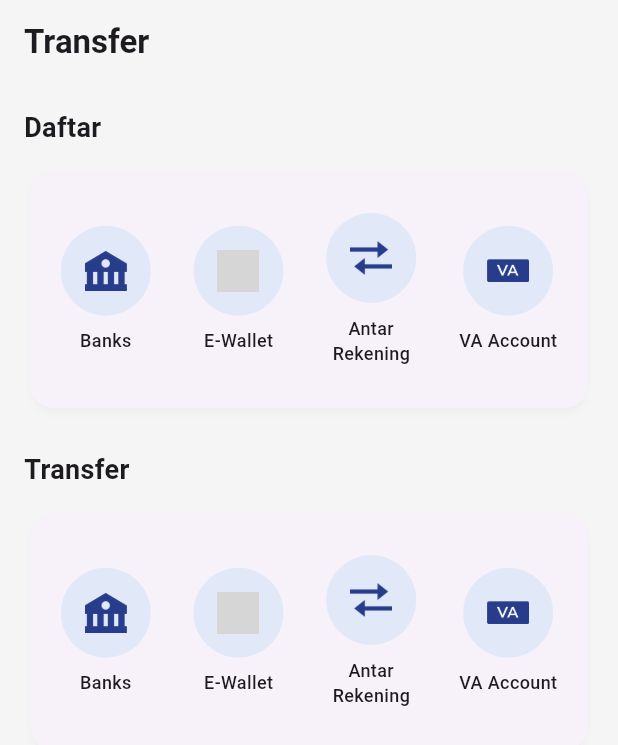
After one commit to ToastF/VaultBank, a Flutter app: the TransferHomePage screen opened directly, on a phone screen of 412 x 824 dp. The commit adds this screen. Shown: the top 745 px of the screen. Run offline on Flutter 3.47's test engine with Material 3 defaults, Android fonts, the phone set to English and light mode, and no system bars; our stand-ins replace cloud_firestore, equatable, firebase_auth, firebase_core, flutter_bloc, isar; accounts and stored records are empty; generated files the repository leaves out were written again; grey boxes are pictures that could not be loaded.

Commit message:
Basic UI For Transfers, added the navigation from home to the transfer page. Added few assets in assets/action_button folder fro action_button_widget.dart

```diff
--- a/lib/features/transfer/logic/transfer_cubit.dart
+++ b/lib/features/transfer/logic/transfer_cubit.dart
@@ -2,20 +2,20 @@ import 'package:flutter_bloc/flutter_bloc.dart';
 import 'package:vaultbank/features/transfer/data/models/recipient_model.dart';
 import 'package:vaultbank/features/transfer/data/repositories/transfer_repository.dart';
 import 'package:vaultbank/features/transfer/logic/transfer_state.dart';
-import 'package:vaultbank/features/user/data/repositories/user_repository_impl.dart';
+import 'package:vaultbank/features/user/domain/repositories/user_repository.dart';
 import 'package:vaultbank/features/user/ui/cubit/user_cubit.dart';
 
 class TransferCubit extends Cubit<TransferState>{
   final TransferRepository _transferRepository;
-  final UserRepositoryImpl _userRepositoryImpl;
+  final UserRepository _userRepository;
   final UserCubit _userCubit;
 
   TransferCubit({
     required TransferRepository transferRepository,
-    required UserRepositoryImpl userRepositoryImpl,
+    required UserRepository userRepository,
     required UserCubit userCubit,
   }) : _transferRepository = transferRepository,
-       _userRepositoryImpl = userRepositoryImpl,
+       _userRepository = userRepository,
        _userCubit = userCubit,
        super(TransferInitial());
 
@@ -54,7 +54,7 @@ class TransferCubit extends Cubit<TransferState>{
       if (userState is UserLoaded){
         // b. Cek apakah pin benar atau salah
         // Di sini saya manfaatkan verifyPin yang sudah ada
-        final bool isPinCorrect = await _userRepositoryImpl.verifyPin(userState.user.uid, pin);
+        final bool isPinCorrect = await _userRepository.verifyPin(userState.user.uid, pin);
         if (!isPinCorrect){
           emit(TransferFailed('PIN Anda Salah!'));
           return;
--- /dev/null
+++ b/lib/features/transfer/ui/pages/transfer_home_page.dart
@@ -0,0 +1,111 @@
+import 'package:flutter/material.dart';
+import '../widgets/action_button_widget.dart';
+
+class TransferHomePage extends StatelessWidget {
+  const TransferHomePage({super.key});
+
+  @override
+  Widget build(BuildContext context) {
+    return Scaffold(
+      backgroundColor: Colors.grey[100],
+      appBar: AppBar(
+        // Untuk menghilangkan tombol back
+        automaticallyImplyLeading: false,
+        title: const Text('Transfer', style: TextStyle(fontWeight: FontWeight.bold)),
+        backgroundColor: Colors.grey[100],
+        elevation: 0,
+      ),
+
+      // Disini transfer_home_page punya dua bagian utama
+      body: SingleChildScrollView(
+        child: Padding(
+          padding: const EdgeInsets.all(16.0),
+          child: Column(
+            crossAxisAlignment: CrossAxisAlignment.start,
+            children: [
+              // 1. Bagian Daftar
+              const Text('Daftar', style: TextStyle(fontSize: 18, fontWeight: FontWeight.bold)),
+              const SizedBox(height: 12),
+              Card(
+                elevation: 2,
+                shadowColor: Colors.black12,
+                shape: RoundedRectangleBorder(borderRadius: BorderRadius.circular(16)),
+                child: Padding(
+                  padding: const EdgeInsets.symmetric(vertical: 20.0),
+                  child: Row(
+                    mainAxisAlignment: MainAxisAlignment.spaceEvenly,
+                    children: [
+                      ActionButtonWidget(
+                         // Contoh menggunakan gambar dari aset
+                        imagePath: 'assets/images/action_button/antar_bank.png',
+                        label: 'Banks',
+                        onTap: () { /* TODO: Navigasi */ },
+                      ),
+                      ActionButtonWidget(
+                        // TODO: Tambahin asset e_wallet dari Andrew
+                        imagePath: 'assets/images/action_button/e_wallet.png',
+                        label: 'E-Wallet',
+                        onTap: () { /* TODO: Navigasi */ },
+                      ),
+                      ActionButtonWidget(
+                        imagePath: 'assets/images/action_button/antar_rekening.png',
+                        label: 'Antar\nRekening',
+                        onTap: () { /* TODO: Navigasi */ },
+                      ),
+                       ActionButtonWidget(
+                        imagePath: 'assets/images/action_button/virtual_account.png',
+                        label: 'VA Account',
+                        onTap: () { /* TODO: Navigasi */ },
+                      ),
+                    ],
+                  ),
+                ),
+              ),
+
+              const SizedBox(height: 24),
+
+              // 2. Bagian Transfer
+              const Text('Transfer', style: TextStyle(fontSize: 18, fontWeight: FontWeight.bold)),
+              const SizedBox(height: 12),
+              Card(
+                elevation: 2,
+                shadowColor: Colors.black12,
+                shape: RoundedRectangleBorder(borderRadius: BorderRadius.circular(16)),
+                child: Padding(
+                  padding: const EdgeInsets.symmetric(vertical: 20.0),
+                  child: Row(
+                    mainAxisAlignment: MainAxisAlignment.spaceEvenly,
+                    children: [
+                      ActionButtonWidget(
+                         // Contoh menggunakan gambar dari aset
+                        imagePath: 'assets/images/action_button/antar_bank.png',
+                        label: 'Banks',
+                        onTap: () { /* TODO: Navigasi */ },
+                      ),
+                      ActionButtonWidget(
+                        // TODO: Tambahin asset e_wallet dari Andrew
+                        imagePath: 'assets/images/action_button/e_wallet.png',
+                        label: 'E-Wallet',
+                        onTap: () { /* TODO: Navigasi */ },
+                      ),
+                      ActionButtonWidget(
+                        imagePath: 'assets/images/action_button/antar_rekening.png',
+                        label: 'Antar\nRekening',
+                        onTap: () { /* TODO: Navigasi */ },
+                      ),
+                       ActionButtonWidget(
+                        imagePath: 'assets/images/action_button/virtual_account.png',
+                        label: 'VA Account',
+                        onTap: () { /* TODO: Navigasi */ },
+                      ),
+                    ],
+                  ),
+                ),
+              ),
+            ],
+          ),
+        ),
+      ),
+    );
+  }
+}
--- /dev/null
+++ b/lib/features/transfer/ui/widgets/action_button_widget.dart
@@ -0,0 +1,57 @@
+import 'package:flutter/material.dart';
+
+class ActionButtonWidget extends StatelessWidget {
+  final IconData? icon;
+  final String? imagePath;
+  final String label;
+  final VoidCallback onTap;
+
+  const ActionButtonWidget({
+    super.key,
+    this.icon,
+    this.imagePath,
+    required this.label,
+    required this.onTap,
+  }) : assert(icon != null || imagePath != null, 'Either icon or imagePath must be provided.');
+
+  @override
+  Widget build(BuildContext context) {
+    return InkWell(
+      onTap: onTap,
+      borderRadius: BorderRadius.circular(12),
+      child: Padding(
+        padding: const EdgeInsets.all(8.0),
+        child: Column(
+          mainAxisSize: MainAxisSize.min,
+          children: [
+            Container(
+              padding: const EdgeInsets.all(16),
+              decoration: BoxDecoration(
+                color: Colors.blue.withOpacity(0.1),
+                shape: BoxShape.circle,
+              ),
+              // Logika untuk menampilkan gambar dari aset atau ikon
+              child: imagePath != null
+                  ? Image.asset(
+                      imagePath!,
+                      width: 28,
+                      height: 28,
+                    )
+                  : Icon(
+                      icon!,
+                      color: Colors.blue[700],
+                      size: 28
+                    ),
+            ),
+            const SizedBox(height: 8),
+            Text(
+              label,
+              textAlign: TextAlign.center,
+              style: const TextStyle(fontSize: 12, fontWeight: FontWeight.w500),
+            ),
+          ],
+        ),
+      ),
+    );
+  }
+}
--- a/lib/main.dart
+++ b/lib/main.dart
@@ -6,6 +6,7 @@ import 'package:cloud_firestore/cloud_firestore.dart';
 import 'package:vaultbank/features/auth/ui/page/welcome_screen.dart';
 import 'package:vaultbank/features/home/ui/page/home_screen.dart';
 import 'package:vaultbank/features/home/ui/page/profile.dart';
+import 'package:vaultbank/features/transfer/ui/pages/transfer_home_page.dart';
 import './data/local_storage.dart';
 import 'features/auth/data/repositories/auth_repository_impl.dart';
 import 'features/user/data/repositories/user_repository_impl.dart';
@@ -13,6 +14,8 @@ import './features/auth/ui/cubit/auth_cubit.dart';
 import './core/util/navi_util.dart';
 import 'features/auth/service/register_user.dart';
 import './features/user/ui/cubit/user_cubit.dart';
+import 'package:vaultbank/features/transfer/data/repositories/transfer_repository.dart';
+import 'package:vaultbank/features/transfer/logic/transfer_cubit.dart';
 
 void main() async {
   // Initialize Firebase and Isar
@@ -23,7 +26,7 @@ void main() async {
   final authRepo = AuthRepositoryImpl(FirebaseAuth.instance);
   final userRepo = UserRepositoryImpl(FirebaseFirestore.instance);
   final registerUser = RegisterUser(authRepo, userRepo);
-
+  final transferRepo = FakeTransferRepository();
   runApp(
     // Multirepositoryprovider for dependency injection,
     // A single instance of a repository can be used by its children widget
@@ -32,6 +35,7 @@ void main() async {
         RepositoryProvider.value(value: authRepo),
         RepositoryProvider.value(value: userRepo),
         RepositoryProvider.value(value: registerUser),
+        RepositoryProvider.value(value: transferRepo),
       ],
       // MultiBlockProvider, to nest multiple BlocProviders
       child: MultiBlocProvider(
@@ -45,6 +49,12 @@ void main() async {
             // Cubit responsible for user profile data
             create: (context) => UserCubit(userRepo),
           ),
+          BlocProvider(
+            create: (context) => TransferCubit(
+              transferRepository: transferRepo,
+              userRepository: userRepo,
+              userCubit: context.read<UserCubit>()),
+              )
         ],
         child: const MyApp(),
       ),
@@ -103,7 +113,7 @@ class _NavBarState extends State<NavBar> {
   int _selectedIndex = 1; // Default ke Home
 
   static final List<Widget> _widgetOptions = <Widget>[
-    const TransferScreen(),
+    const TransferHomePage(),
     HomeScreen(),
     const ProfilePage(),
   ];
--- a/pubspec.yaml
+++ b/pubspec.yaml
@@ -65,6 +65,7 @@ flutter:
   uses-material-design: true
   assets:
     - assets/images/
+    - assets/images/action_button/
     - assets/images/logo_alfamidi.png
     - assets/images/logo_alfamart.png
   # The following line ensures that the Material Icons font is
```
Also changed, not shown: assets/images/action_button/antar_bank.png (added), assets/images/action_button/antar_rekening.png (added), assets/images/action_button/virtual_account.png (added), assets/images/gopay.jpeg (added), assets/images/shopeepay.png (added).
